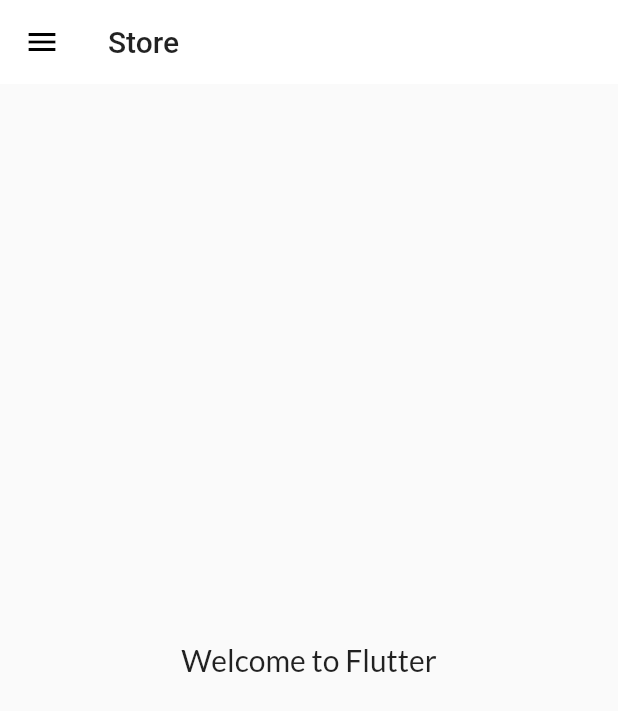
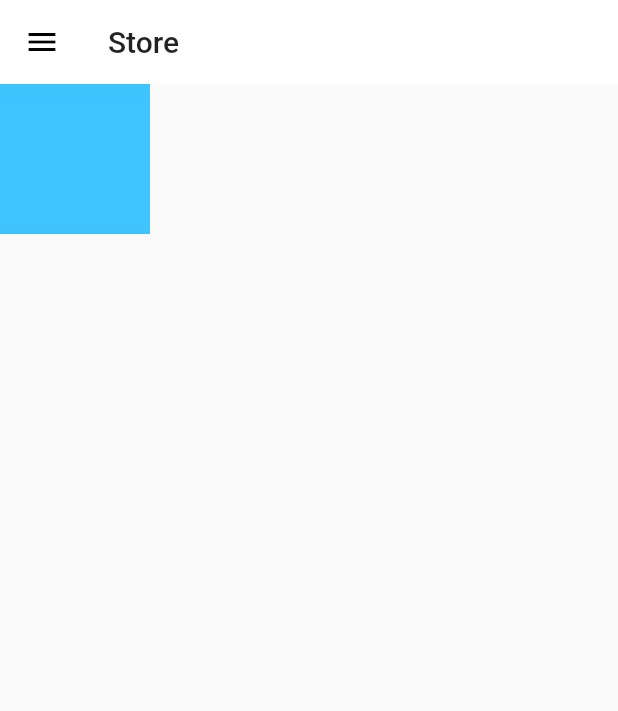
Before and after one commit to aditi26-M/30DaysofFlutter, a Flutter app: the screen it shows after launch, on a phone screen of 412 x 824 dp. Shown: the top 711 px of the screen. Run offline on Flutter 3.47's test engine with Material 2 defaults, Android fonts, the phone set to English and light mode, and no system bars; our stand-ins replace google_fonts.

Commit message:
Day 11 Completed

```diff
--- a/lib/pages/home.dart
+++ b/lib/pages/home.dart
@@ -10,14 +10,13 @@ class HomePage extends StatelessWidget {
       appBar: AppBar(
         title: Text("Store"),
       ),
-      body: Center(
-        child: Container(
-          child: Text(
-            'Welcome to $name',
-            style: TextStyle(fontSize: 20),
-          ),
-        ),
+      body: Container(
+        height: 100,
+        width: 100,
+        color: Colors.lightBlueAccent,
+
       ),
+
       drawer: MyDrawer(),
     );
   }
```
